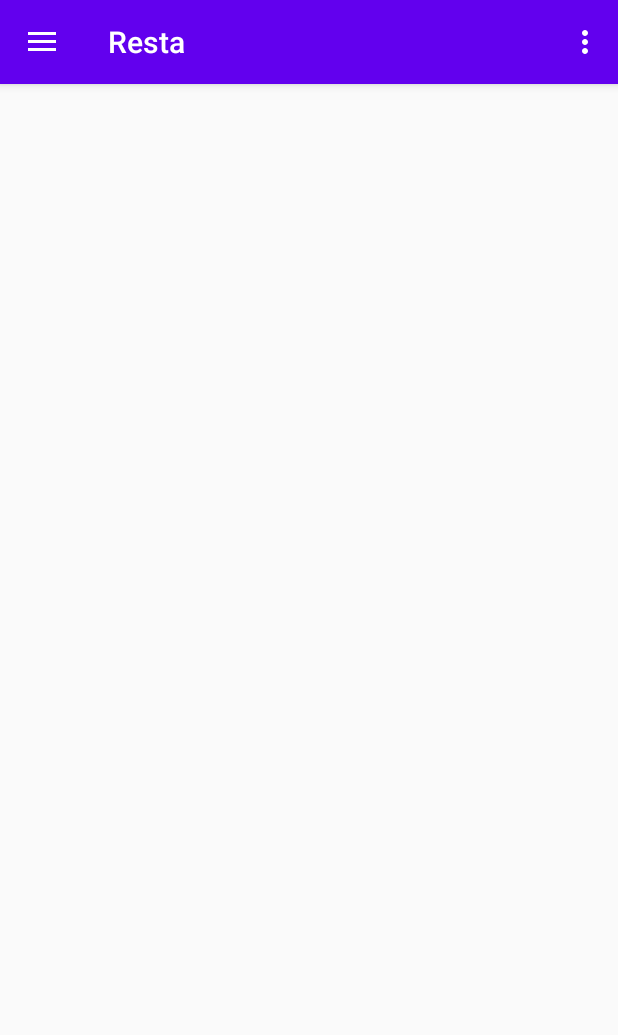
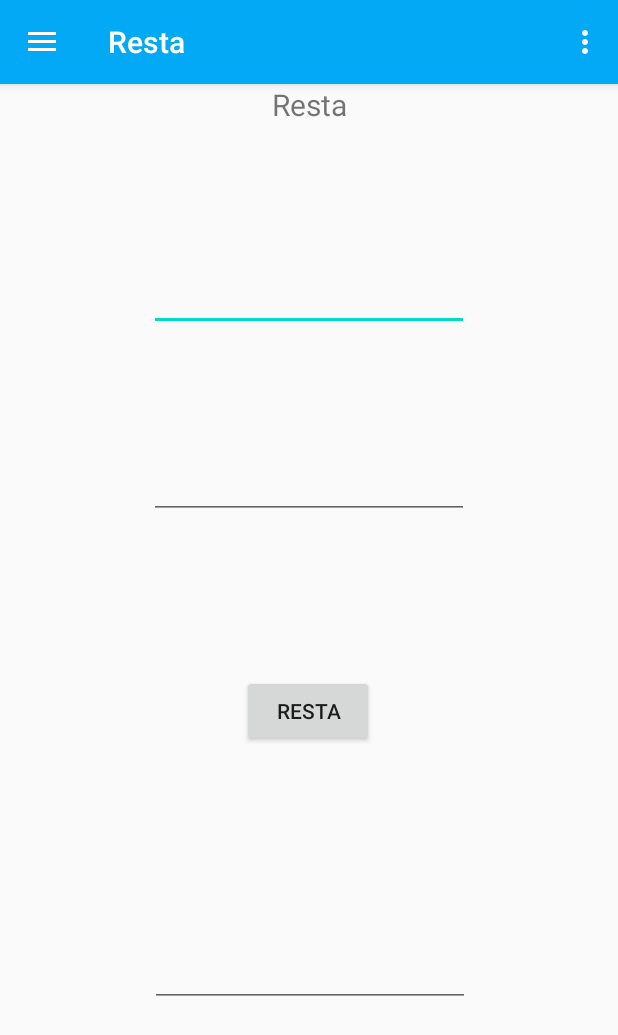
Before and after one commit to jhonrivera1100/menuPrueba, an Android app: the screen it shows after launch (MainActivity), in the side drawer, after a tap on "Resta", on a phone screen of 412 x 824 dp. Shown: the top 1035 px of the screen. Run offline under Robolectric (Android 15) with nearby library versions, the light colour scheme and no system bars; our stand-ins replace navigation-ui; 2 statements that could not run were skipped.

Commit message:
comit jhon

```diff
--- a/app/src/main/java/com/jhon/menuprueba/ui/gallery/GalleryFragment.kt
+++ b/app/src/main/java/com/jhon/menuprueba/ui/gallery/GalleryFragment.kt
@@ -7,6 +7,8 @@ import android.view.ViewGroup
 import android.widget.TextView
 import android.support.v4.app.Fragment
 import android.arch.lifecycle.ViewModelProvider
+import android.widget.Button
+import com.jhon.menuprueba.R
 import com.jhon.menuprueba.databinding.FragmentGalleryBinding
 
 class GalleryFragment : Fragment() {
@@ -30,7 +32,17 @@ class GalleryFragment : Fragment() {
 
         _binding = FragmentGalleryBinding.inflate(inflater, container, false)
         val root: View = binding.root
+        val num1: TextView = root.findViewById((R.id.txtNum1))
+        val num2: TextView = root.findViewById((R.id.txtNum2))
+        val res: TextView = root.findViewById((R.id.txtResultado))
+        val botonResta: Button = root.findViewById(R.id.btnResta)
 
+        botonResta.setOnClickListener(){
+            var n1 = num1.text.toString().toInt()
+            var n2 = num2.text.toString().toInt()
+            var resta = n1 - n2
+            res.text = "el resultado es $resta"
+        }
         return root
     }
 
--- a/app/src/main/java/com/jhon/menuprueba/ui/home/HomeFragment.kt
+++ b/app/src/main/java/com/jhon/menuprueba/ui/home/HomeFragment.kt
@@ -7,6 +7,8 @@ import android.view.ViewGroup
 import android.widget.TextView
 import android.support.v4.app.Fragment
 import android.arch.lifecycle.ViewModelProvider
+import android.widget.Button
+import com.jhon.menuprueba.R
 import com.jhon.menuprueba.databinding.FragmentHomeBinding
 
 class HomeFragment : Fragment() {
@@ -30,7 +32,17 @@ class HomeFragment : Fragment() {
 
         _binding = FragmentHomeBinding.inflate(inflater, container, false)
         val root: View = binding.root
+        val num1: TextView = root.findViewById((R.id.txtNum1))
+        val num2: TextView = root.findViewById((R.id.txtNum2))
+        val res: TextView = root.findViewById((R.id.txtResultado))
+        val botonSuma: Button = root.findViewById(R.id.btnSuma)
 
+        botonSuma.setOnClickListener(){
+            var n1 = num1.text.toString().toInt()
+            var n2 = num2.text.toString().toInt()
+            var sum = n1 + n2
+            res.text = "el resultado es $sum"
+        }
         return root
     }
 
--- a/app/src/main/res/layout/fragment_gallery.xml
+++ b/app/src/main/res/layout/fragment_gallery.xml
@@ -7,16 +7,59 @@
     tools:context=".ui.gallery.GalleryFragment">
 
     <TextView
-        android:id="@+id/text_gallery"
-        android:layout_width="match_parent"
+        android:id="@+id/textView2"
+        android:layout_width="wrap_content"
         android:layout_height="wrap_content"
-        android:layout_marginStart="8dp"
-        android:layout_marginTop="8dp"
-        android:layout_marginEnd="8dp"
-        android:textAlignment="center"
+        android:text="Resta"
         android:textSize="20sp"
-        app:layout_constraintBottom_toBottomOf="parent"
         app:layout_constraintEnd_toEndOf="parent"
         app:layout_constraintStart_toStartOf="parent"
-        app:layout_constraintTop_toTopOf="parent" />
+        tools:ignore="MissingConstraints"
+        tools:layout_editor_absoluteY="16dp" />
+
+    <EditText
+        android:id="@+id/txtNum1"
+        android:layout_width="wrap_content"
+        android:layout_height="wrap_content"
+        android:layout_marginTop="92dp"
+        android:ems="10"
+        android:inputType="number"
+        app:layout_constraintEnd_toEndOf="parent"
+        app:layout_constraintStart_toStartOf="parent"
+        app:layout_constraintTop_toBottomOf="@+id/textView2" />
+
+    <EditText
+        android:id="@+id/txtNum2"
+        android:layout_width="wrap_content"
+        android:layout_height="wrap_content"
+        android:layout_marginTop="80dp"
+        android:ems="10"
+        android:inputType="number"
+        app:layout_constraintEnd_toEndOf="parent"
+        app:layout_constraintStart_toStartOf="parent"
+        app:layout_constraintTop_toBottomOf="@+id/txtNum1" />
+
+    <EditText
+        android:id="@+id/txtResultado"
+        android:layout_width="wrap_content"
+        android:layout_height="wrap_content"
+        android:layout_marginTop="128dp"
+        android:ems="10"
+        android:inputType="textPersonName"
+        app:layout_constraintEnd_toEndOf="parent"
+        app:layout_constraintHorizontal_bias="0.502"
+        app:layout_constraintStart_toStartOf="parent"
+        app:layout_constraintTop_toBottomOf="@+id/btnResta" />
+
+    <Button
+        android:id="@+id/btnResta"
+        android:layout_width="wrap_content"
+        android:layout_height="wrap_content"
+        android:layout_marginTop="104dp"
+        android:text="Resta"
+        app:layout_constraintEnd_toEndOf="parent"
+        app:layout_constraintHorizontal_bias="0.498"
+        app:layout_constraintStart_toStartOf="parent"
+        app:layout_constraintTop_toBottomOf="@+id/txtNum2" />
+
 </android.support.constraint.ConstraintLayout>
--- a/app/src/main/res/layout/fragment_home.xml
+++ b/app/src/main/res/layout/fragment_home.xml
@@ -14,7 +14,8 @@
         android:textSize="20sp"
         app:layout_constraintEnd_toEndOf="parent"
         app:layout_constraintStart_toStartOf="parent"
-        tools:layout_editor_absoluteY="49dp" />
+        tools:layout_editor_absoluteY="49dp"
+        tools:ignore="MissingConstraints" />
 
     <EditText
         android:id="@+id/txtNum1"
--- a/app/src/main/res/values/colors.xml
+++ b/app/src/main/res/values/colors.xml
@@ -1,8 +1,8 @@
 <?xml version="1.0" encoding="utf-8"?>
 <resources>
-    <color name="purple_200">#FFBB86FC</color>
-    <color name="purple_500">#FF6200EE</color>
-    <color name="purple_700">#FF3700B3</color>
+    <color name="purple_200">#03A9F4</color>
+    <color name="purple_500">#03A9F4</color>
+    <color name="purple_700">#2196F3</color>
     <color name="teal_200">#FF03DAC5</color>
     <color name="teal_700">#FF018786</color>
     <color name="black">#FF000000</color>
--- a/app/src/main/res/values/strings.xml
+++ b/app/src/main/res/values/strings.xml
@@ -5,10 +5,11 @@
     <string name="nav_header_title">Menu de Pruebas</string>
     <string name="nav_header_subtitle">Educatio</string>
     <string name="nav_header_desc">Navigation header</string>
-    <string name="action_settings">Settings</string>
+    <string name="action_settings">Cerrar Sesion</string>
 
     <string name="menu_home">Suma</string>
     <string name="menu_gallery">Resta</string>
     <string name="menu_slideshow">Multiplicacion</string>
     <string name="menu_division">Division</string>
+    <string name="menu_boton">Ser Docente</string>
 </resources>
```
